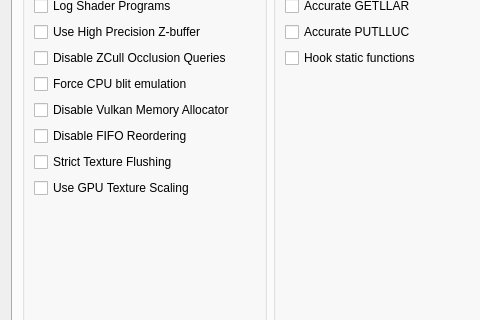
Old version of the form rpcs3/rpcs3qt/settings_dialog.ui in the repository Satan86/rpcs3; both pictures show x 0 to 480 and y 157 to 477 of the 796 by 677 pixel window.
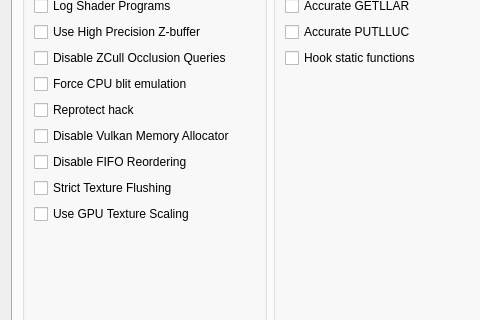
New version of the form. The open tabs and pages were chosen to show the change. Icons and pictures are not drawn.

Commit message:
Reprotect Hack (thanks to @Xcedf)
Workaround for flickering shadows and missing water in TLoU and Uncharted 3

Diff of the .ui file:
```diff
--- a/rpcs3/rpcs3qt/settings_dialog.ui
+++ b/rpcs3/rpcs3qt/settings_dialog.ui
@@ -3365,6 +3365,13 @@
               </property>
              </widget>
             </item>
+            <item>
+             <widget class="QCheckBox" name="reprotect_hack">
+              <property name="text">
+               <string>Reprotect hack</string>
+              </property>
+             </widget>
+            </item>
             <item>
              <widget class="QCheckBox" name="disableVulkanMemAllocator">
               <property name="text">
```
The commit also changes 5 other files.
